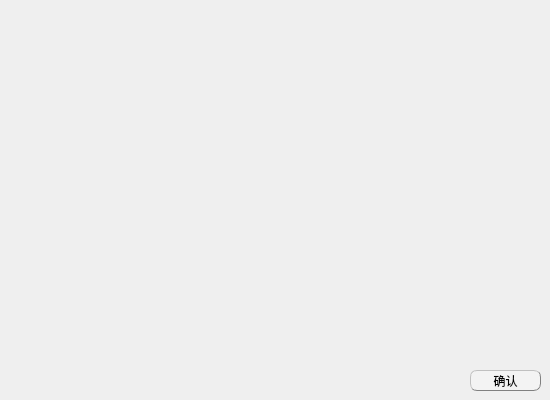
The window that pickresultdiagram.ui (EsZHU/QtExamSystem) describes before a commit, drawn with Qt 5.
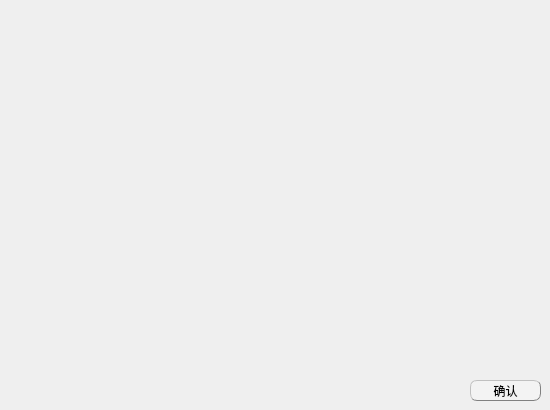
The same window after the commit.

The edit to the form file:
```diff
--- a/pickresultdiagram.ui
+++ b/pickresultdiagram.ui
@@ -7,19 +7,19 @@
     <x>0</x>
     <y>0</y>
     <width>550</width>
-    <height>400</height>
+    <height>410</height>
    </rect>
   </property>
   <property name="minimumSize">
    <size>
     <width>550</width>
-    <height>400</height>
+    <height>410</height>
    </size>
   </property>
   <property name="maximumSize">
    <size>
     <width>550</width>
-    <height>400</height>
+    <height>410</height>
    </size>
   </property>
   <property name="windowTitle">
@@ -31,7 +31,7 @@
      <x>9</x>
      <y>9</y>
      <width>531</width>
-     <height>351</height>
+     <height>361</height>
     </rect>
    </property>
   </widget>
@@ -39,7 +39,7 @@
    <property name="geometry">
     <rect>
      <x>470</x>
-     <y>370</y>
+     <y>380</y>
      <width>71</width>
      <height>21</height>
     </rect>
```
